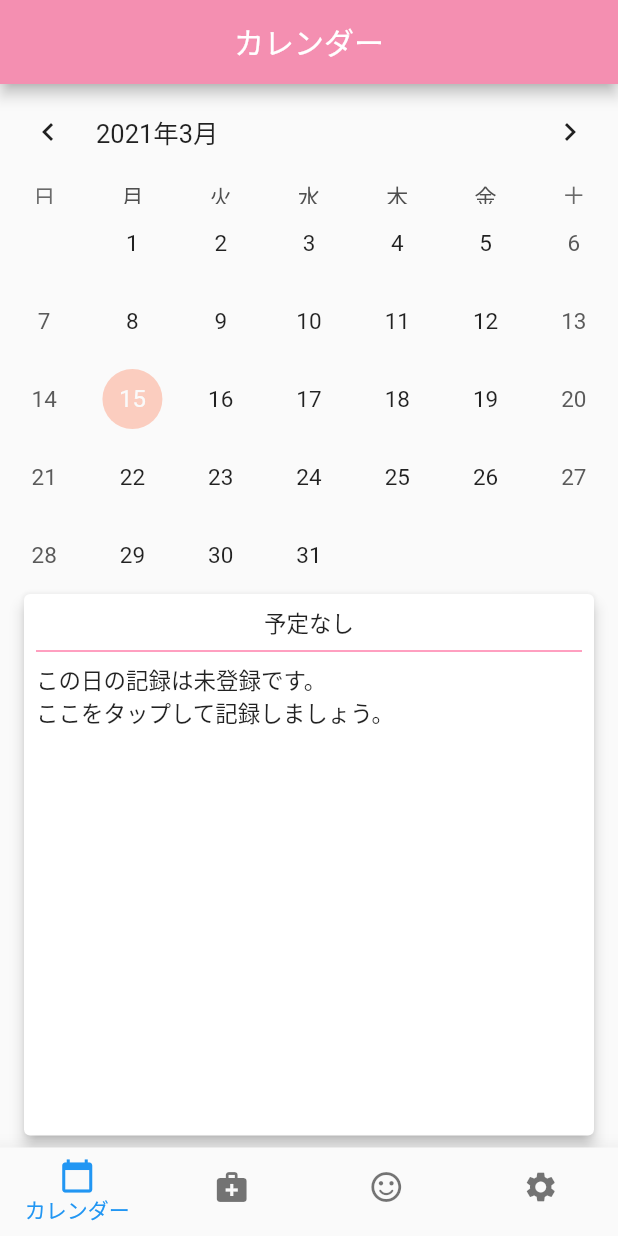
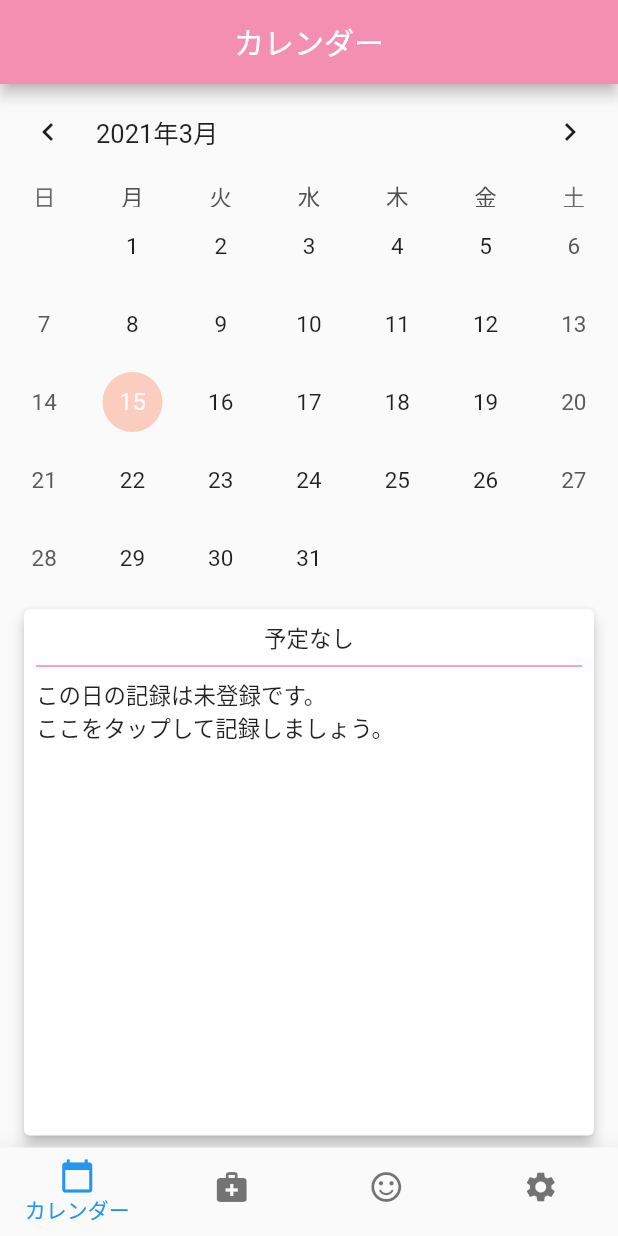
Before and after one commit to hotdrop/dyphic, a Flutter app: the screen it shows after launch, on a phone screen of 412 x 824 dp. Run offline on Flutter 3.47's test engine with Material 2 defaults, Android fonts, the phone set to English and light mode, and no system bars; drawn by our look-alikes of table_calendar; our stand-ins replace cached_network_image, cloud_firestore, expansion_tile_card, firebase_auth, firebase_core, firebase_crashlytics and 7 more; accounts and stored records are empty; project files that could hold a hidden picture were left out.

Commit message:
カレンダーがおかしかったので修正

```diff
--- a/lib/ui/calender/dyphic_calender.dart
+++ b/lib/ui/calender/dyphic_calender.dart
@@ -20,8 +20,7 @@ class DyphicCalendar extends StatefulWidget {
 class _DyphicCalendarState extends State<DyphicCalendar> {
   final Map<int, CalendarEvent> _events = {};
 
-  final DateTime _focusDate = DateTime.now();
-
+  DateTime _focusDate = DateTime.now();
   DateTime? _selectedDate;
   CalendarEvent _selectedEvent = CalendarEvent.createEmpty(DateTime.now());
 
@@ -46,6 +45,7 @@ class _DyphicCalendarState extends State<DyphicCalendar> {
 
   void _onDaySelected(DateTime date, {CalendarEvent? selectedItem}) {
     setState(() {
+      _focusDate = date;
       _selectedDate = date;
       _selectedEvent = selectedItem ?? CalendarEvent.createEmpty(date);
     });
@@ -56,13 +56,14 @@ class _DyphicCalendarState extends State<DyphicCalendar> {
     return Column(
       mainAxisSize: MainAxisSize.max,
       children: [
-        _buildCalendar(),
+        _buildCalendar(context),
+        SizedBox(height: 8.0),
         _cardDailyRecord(context),
       ],
     );
   }
 
-  Widget _buildCalendar() {
+  Widget _buildCalendar(BuildContext context) {
     return TableCalendar<CalendarEvent>(
       firstDay: DateTime(2020, 11, 1),
       lastDay: DateTime(2030, 12, 31),
@@ -71,6 +72,7 @@ class _DyphicCalendarState extends State<DyphicCalendar> {
       rangeSelectionMode: RangeSelectionMode.disabled,
       headerStyle: HeaderStyle(formatButtonVisible: false),
       locale: 'ja_JP',
+      daysOfWeekHeight: 18.0, // デフォルト値の16だと日本語で見切れるのでちょっとふやす
       calendarFormat: CalendarFormat.month,
       eventLoader: _getEventForDay,
       calendarStyle: CalendarStyle(
@@ -79,7 +81,7 @@ class _DyphicCalendarState extends State<DyphicCalendar> {
           shape: BoxShape.circle,
         ),
         todayDecoration: BoxDecoration(
-          color: Theme.of(context).accentColor,
+          color: Theme.of(context).primaryColor,
           shape: BoxShape.circle,
         ),
         outsideDaysVisible: false,
@@ -146,20 +148,20 @@ class _DyphicCalendarState extends State<DyphicCalendar> {
             final recordId = DyphicID.makeRecordId(selectDate);
             widget.onReturnEditPage(isUpdate, recordId);
           },
-          child: _detailDailyRecord(),
+          child: _detailDailyRecord(context),
         ),
       ),
     );
   }
 
-  Widget _detailDailyRecord() {
+  Widget _detailDailyRecord(BuildContext context) {
     return SingleChildScrollView(
       child: Padding(
         padding: EdgeInsets.all(8.0),
         child: Column(
           crossAxisAlignment: CrossAxisAlignment.start,
           children: [
-            _labelEventInfo(),
+            _labelEventInfo(context),
             const Divider(),
             _labelRecordInfo(),
           ],
@@ -168,10 +170,19 @@ class _DyphicCalendarState extends State<DyphicCalendar> {
     );
   }
 
-  Widget _labelEventInfo() {
-    return Center(
-      child: Text(_selectedEvent.name ?? AppStrings.calenderNoEvent),
-    );
+  Widget _labelEventInfo(BuildContext context) {
+    if (_selectedEvent.name != null) {
+      return Center(
+        child: Text(
+          _selectedEvent.name!,
+          style: TextStyle(color: Theme.of(context).accentColor),
+        ),
+      );
+    } else {
+      return Center(
+        child: Text(AppStrings.calenderNoEvent),
+      );
+    }
   }
 
   Widget _labelRecordInfo() {
--- a/lib/ui/condition/condition_page.dart
+++ b/lib/ui/condition/condition_page.dart
@@ -107,7 +107,7 @@ class ConditionPage extends StatelessWidget {
   Widget _inputArea(BuildContext context) {
     final appSettings = Provider.of<AppSettings>(context);
     return Padding(
-      padding: const EdgeInsets.only(left: 36, right: 36, top: 16),
+      padding: const EdgeInsets.only(left: 36.0, right: 36.0, top: 16.0, bottom: 36.0),
       child: Column(
         children: [
           _textFieldOnInputArea(context),
--- a/lib/ui/widget/app_text_field.dart
+++ b/lib/ui/widget/app_text_field.dart
@@ -62,7 +62,13 @@ class _AppTextFieldState extends State<AppTextField> {
         if (widget.isRequired && _value.haveValue())
           Padding(
             padding: const EdgeInsets.only(left: 8.0),
-            child: Text(AppStrings.textFieldRequiredEmptyError, style: TextStyle(color: Colors.red)),
+            child: Text(
+              AppStrings.textFieldRequiredEmptyError,
+              style: TextStyle(
+                color: Colors.red,
+                fontSize: 12.0,
+              ),
+            ),
           ),
       ],
     );
```
